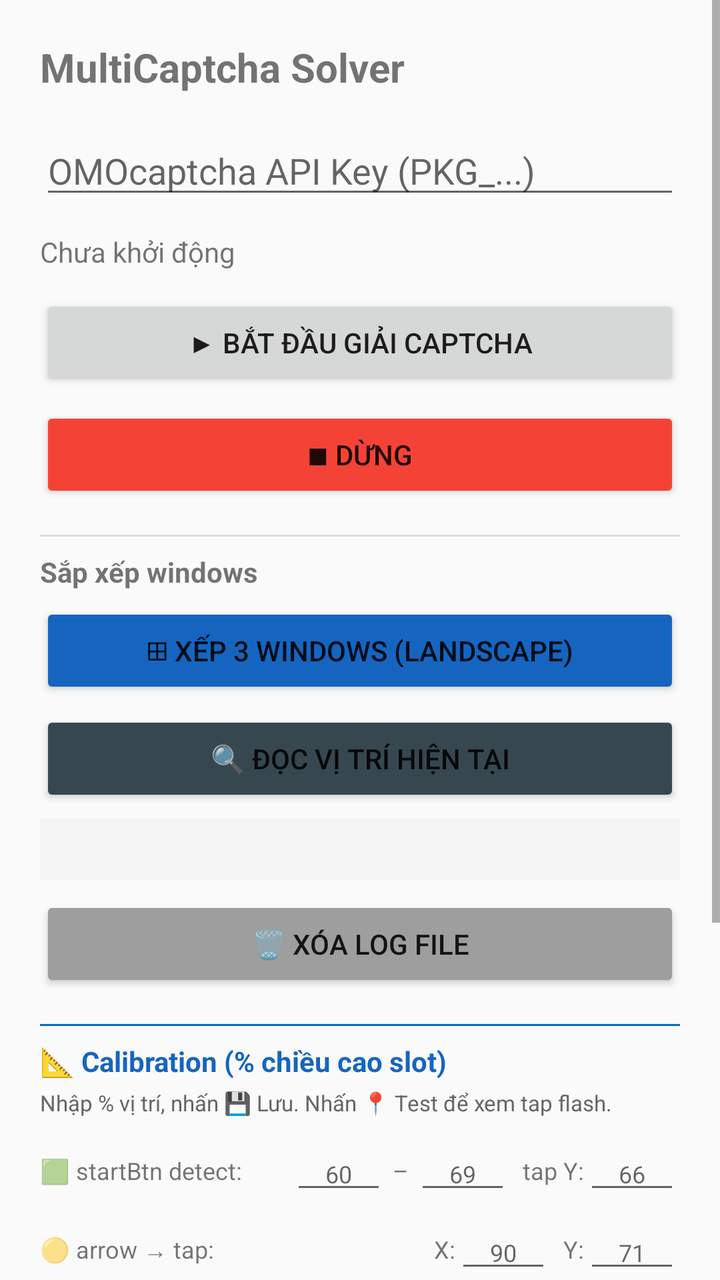
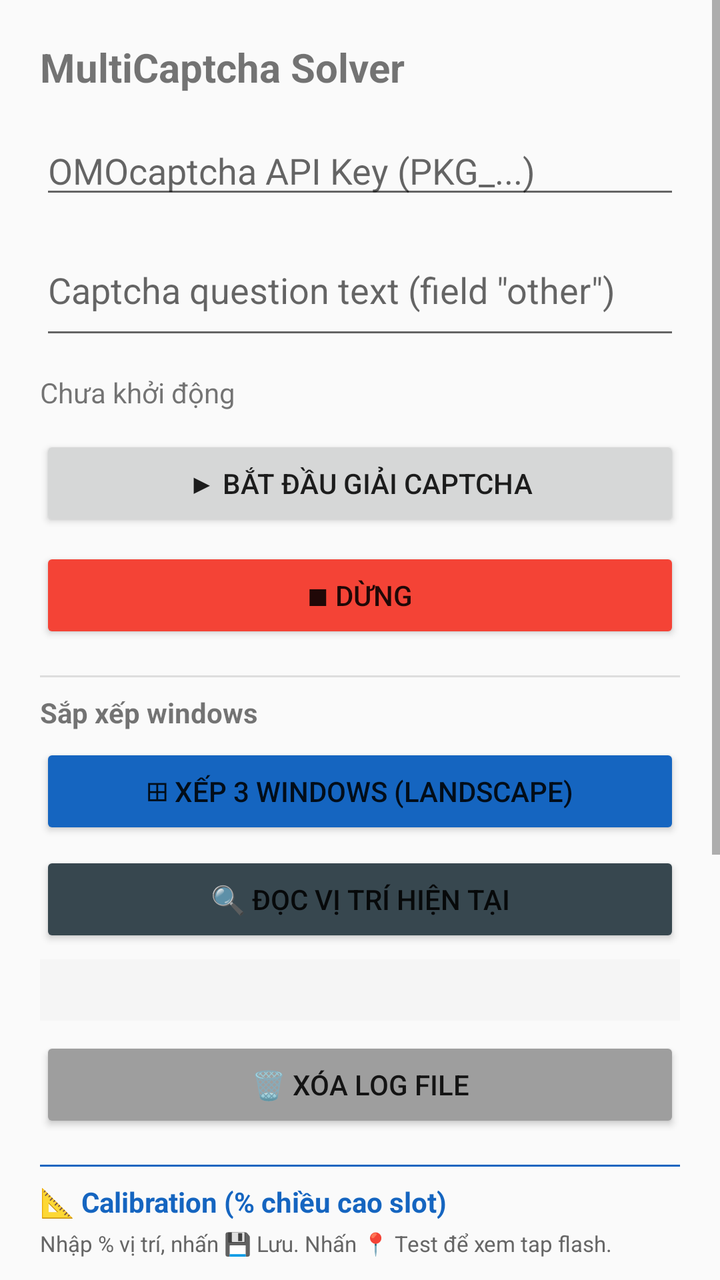

Before-and-after screenshots of an Android layout around one commit, followed by the original layout XML and the change that was made.
<!-- AndroidManifest.xml: application theme Theme.AppCompat.Light.DarkActionBar -->
<!-- res/layout/activity_main.xml -->
<?xml version="1.0" encoding="utf-8"?>
<ScrollView xmlns:android="http://schemas.android.com/apk/res/android"
    android:layout_width="match_parent"
    android:layout_height="match_parent">

    <LinearLayout
        android:layout_width="match_parent"
        android:layout_height="wrap_content"
        android:orientation="vertical"
        android:padding="20dp">

        <TextView
            android:layout_width="wrap_content"
            android:layout_height="wrap_content"
            android:text="MultiCaptcha Solver"
            android:textSize="20sp"
            android:textStyle="bold"
            android:layout_marginBottom="16dp"/>

        <EditText
            android:id="@+id/etApiKey"
            android:layout_width="match_parent"
            android:layout_height="wrap_content"
            android:hint="OMOcaptcha API Key (PKG_...)"
            android:inputType="text"
            android:singleLine="true"
            android:layout_marginBottom="12dp"/>

        <TextView
            android:id="@+id/tvStatus"
            android:layout_width="wrap_content"
            android:layout_height="wrap_content"
            android:text="Chưa khởi động"
            android:layout_marginBottom="12dp"/>

        <Button
            android:id="@+id/btnStart"
            android:layout_width="match_parent"
            android:layout_height="wrap_content"
            android:text="▶ Bắt đầu giải captcha"
            android:layout_marginBottom="8dp"/>

        <Button
            android:id="@+id/btnStop"
            android:layout_width="match_parent"
            android:layout_height="wrap_content"
            android:text="■ Dừng"
            android:backgroundTint="#F44336"
            android:layout_marginBottom="8dp"/>

        
        <View android:layout_width="match_parent" android:layout_height="1dp"
            android:background="#DDDDDD" android:layout_marginTop="8dp" android:layout_marginBottom="8dp"/>

        <TextView android:layout_width="wrap_content" android:layout_height="wrap_content"
            android:text="Sắp xếp windows" android:textStyle="bold" android:layout_marginBottom="6dp"/>

        <Button android:id="@+id/btnLayout" android:layout_width="match_parent"
            android:layout_height="wrap_content" android:text="⊞ Xếp 3 windows (landscape)"
            android:backgroundTint="#1565C0"/>

        <Button android:id="@+id/btnReadPos" android:layout_width="match_parent"
            android:layout_height="wrap_content" android:text="🔍 Đọc vị trí hiện tại"
            android:backgroundTint="#37474F" android:layout_marginTop="6dp"/>

        <TextView android:id="@+id/tvPosInfo" android:layout_width="match_parent"
            android:layout_height="wrap_content" android:textSize="11sp"
            android:fontFamily="monospace" android:layout_marginTop="6dp"
            android:padding="8dp" android:background="#F5F5F5"/>

        <Button android:id="@+id/btnClearLog" android:layout_width="match_parent"
            android:layout_height="wrap_content" android:text="🗑 Xóa log file"
            android:backgroundTint="#9E9E9E" android:layout_marginTop="8dp"/>

        
        <View android:layout_width="match_parent" android:layout_height="1dp"
            android:background="#1565C0" android:layout_marginTop="16dp" android:layout_marginBottom="8dp"/>

        <TextView android:layout_width="wrap_content" android:layout_height="wrap_content"
            android:text="📐 Calibration (% chiều cao slot)"
            android:textStyle="bold" android:textColor="#1565C0" android:layout_marginBottom="4dp"/>

        <TextView android:layout_width="wrap_content" android:layout_height="wrap_content"
            android:text="Nhập % vị trí, nhấn 💾 Lưu. Nhấn 📍 Test để xem tap flash."
            android:textSize="11sp" android:textColor="#666666" android:layout_marginBottom="10dp"/>

        
        <LinearLayout android:layout_width="match_parent" android:layout_height="wrap_content"
            android:orientation="horizontal" android:gravity="center_vertical" android:layout_marginBottom="6dp">
            <TextView android:layout_width="0dp" android:layout_height="wrap_content"
                android:layout_weight="1" android:text="🟩 startBtn detect:"
                android:textSize="12sp"/>
            <EditText android:id="@+id/etStartDetTop" android:layout_width="48dp"
                android:layout_height="wrap_content" android:inputType="numberDecimal"
                android:hint="60" android:textSize="12sp" android:textAlignment="center"/>
            <TextView android:layout_width="wrap_content" android:layout_height="wrap_content"
                android:text=" – " android:textSize="12sp"/>
            <EditText android:id="@+id/etStartDetBot" android:layout_width="48dp"
                android:layout_height="wrap_content" android:inputType="numberDecimal"
                android:hint="69" android:textSize="12sp" android:textAlignment="center"/>
            <TextView android:layout_width="wrap_content" android:layout_height="wrap_content"
                android:text="  tap Y:" android:textSize="12sp"/>
            <EditText android:id="@+id/etStartTapY" android:layout_width="48dp"
                android:layout_height="wrap_content" android:inputType="numberDecimal"
                android:hint="66" android:textSize="12sp" android:textAlignment="center"/>
        </LinearLayout>

        
        <LinearLayout android:layout_width="match_parent" android:layout_height="wrap_content"
            android:orientation="horizontal" android:gravity="center_vertical" android:layout_marginBottom="6dp">
            <TextView android:layout_width="0dp" android:layout_height="wrap_content"
                android:layout_weight="1" android:text="🟡 arrow → tap:"
                android:textSize="12sp"/>
            <TextView android:layout_width="wrap_content" android:layout_height="wrap_content"
                android:text="X:" android:textSize="12sp"/>
            <EditText android:id="@+id/etArrowTapX" android:layout_width="48dp"
                android:layout_height="wrap_content" android:inputType="numberDecimal"
                android:hint="90" android:textSize="12sp" android:textAlignment="center"/>
            <TextView android:layout_width="wrap_content" android:layout_height="wrap_content"
                android:text="  Y:" android:textSize="12sp"/>
            <EditText android:id="@+id/etArrowTapY" android:layout_width="48dp"
                android:layout_height="wrap_content" android:inputType="numberDecimal"
                android:hint="71" android:textSize="12sp" android:textAlignment="center"/>
        </LinearLayout>

        
        <LinearLayout android:layout_width="match_parent" android:layout_height="wrap_content"
            android:orientation="horizontal" android:gravity="center_vertical" android:layout_marginBottom="6dp">
            <TextView android:layout_width="0dp" android:layout_height="wrap_content"
                android:layout_weight="1" android:text="🟦 submitBtn detect:"
                android:textSize="12sp"/>
            <EditText android:id="@+id/etSubDetTop" android:layout_width="48dp"
                android:layout_height="wrap_content" android:inputType="numberDecimal"
                android:hint="75" android:textSize="12sp" android:textAlignment="center"/>
            <TextView android:layout_width="wrap_content" android:layout_height="wrap_content"
                android:text=" – " android:textSize="12sp"/>
            <EditText android:id="@+id/etSubDetBot" android:layout_width="48dp"
                android:layout_height="wrap_content" android:inputType="numberDecimal"
                android:hint="82" android:textSize="12sp" android:textAlignment="center"/>
            <TextView android:layout_width="wrap_content" android:layout_height="wrap_content"
                android:text="  tap Y:" android:textSize="12sp"/>
            <EditText android:id="@+id/etSubTapY" android:layout_width="48dp"
                android:layout_height="wrap_content" android:inputType="numberDecimal"
                android:hint="77" android:textSize="12sp" android:textAlignment="center"/>
        </LinearLayout>

        
        <LinearLayout android:layout_width="match_parent" android:layout_height="wrap_content"
            android:orientation="horizontal" android:gravity="center_vertical" android:layout_marginBottom="4dp">
            <TextView android:layout_width="0dp" android:layout_height="wrap_content"
                android:layout_weight="1" android:text="🟧 matchThis crop X:"
                android:textSize="12sp"/>
            <EditText android:id="@+id/etMatchLeft" android:layout_width="48dp"
                android:layout_height="wrap_content" android:inputType="numberDecimal"
                android:hint="25" android:textSize="12sp" android:textAlignment="center"/>
            <TextView android:layout_width="wrap_content" android:layout_height="wrap_content"
                android:text=" – " android:textSize="12sp"/>
            <EditText android:id="@+id/etMatchRight" android:layout_width="48dp"
                android:layout_height="wrap_content" android:inputType="numberDecimal"
                android:hint="49" android:textSize="12sp" android:textAlignment="center"/>
        </LinearLayout>

        
        <LinearLayout android:layout_width="match_parent" android:layout_height="wrap_content"
            android:orientation="horizontal" android:gravity="center_vertical" android:layout_marginBottom="12dp">
            <TextView android:layout_width="0dp" android:layout_height="wrap_content"
                android:layout_weight="1" android:text="🟧 matchThis crop Y:"
                android:textSize="12sp"/>
            <EditText android:id="@+id/etMatchTop" android:layout_width="48dp"
                android:layout_height="wrap_content" android:inputType="numberDecimal"
                android:hint="45" android:textSize="12sp" android:textAlignment="center"/>
            <TextView android:layout_width="wrap_content" android:layout_height="wrap_content"
                android:text=" – " android:textSize="12sp"/>
            <EditText android:id="@+id/etMatchBot" android:layout_width="48dp"
                android:layout_height="wrap_content" android:inputType="numberDecimal"
                android:hint="65" android:textSize="12sp" android:textAlignment="center"/>
        </LinearLayout>

        
        <LinearLayout android:layout_width="match_parent" android:layout_height="wrap_content"
            android:orientation="horizontal">
            <Button android:id="@+id/btnSaveCalib" android:layout_width="0dp"
                android:layout_height="wrap_content" android:layout_weight="1"
                android:text="💾 Lưu" android:backgroundTint="#2E7D32"
                android:layout_marginEnd="6dp"/>
            <Button android:id="@+id/btnResetCalib" android:layout_width="0dp"
                android:layout_height="wrap_content" android:layout_weight="1"
                android:text="🔁 Reset" android:backgroundTint="#E65100"
                android:layout_marginEnd="6dp"/>
            <Button android:id="@+id/btnTestTap" android:layout_width="0dp"
                android:layout_height="wrap_content" android:layout_weight="1"
                android:text="📍 Test tap" android:backgroundTint="#6A1B9A"/>
        </LinearLayout>

        <TextView android:layout_width="wrap_content" android:layout_height="wrap_content"
            android:text="Log: /storage/emulated/0/Download/solver_debug.txt"
            android:textSize="10sp" android:textColor="#888888" android:layout_marginTop="12dp"/>

        <TextView android:layout_width="wrap_content" android:layout_height="wrap_content"
            android:text="Slots: Slot0=a.baba  Slot1=a.dcdc  Slot2=a.fefe"
            android:textSize="10sp" android:textColor="#888888" android:layout_marginTop="4dp"/>

    </LinearLayout>
</ScrollView>
<!-- resources referenced by this layout -->
<resources>

</resources>

<!-- the commit's change to res/layout/activity_main.xml (unified diff, before → after) -->
@@ -24,6 +24,16 @@
             android:hint="OMOcaptcha API Key (PKG_...)"
             android:inputType="text"
             android:singleLine="true"
+            android:layout_marginBottom="8dp"/>
+
+        <EditText
+            android:id="@+id/etCaptchaOther"
+            android:layout_width="match_parent"
+            android:layout_height="wrap_content"
+            android:hint="Captcha question text (field &quot;other&quot;)"
+            android:inputType="textMultiLine"
+            android:minLines="2"
+            android:maxLines="4"
             android:layout_marginBottom="12dp"/>
 
         <TextView
